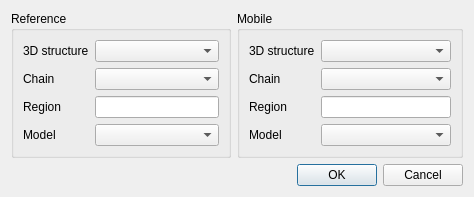
Old version of the form src/plugins/biostruct3d_view/src/ui/StructuralAlignmentDialog.ui in the repository violethaze74/ugene.
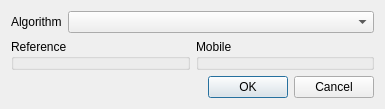
New version of the form.

Commit message: StructuralAlignmentDialog refactored and improved, chain/region option addded for dialog and PTools algorithm, another minor fixes

Patch:
```diff
--- a/src/plugins/biostruct3d_view/src/ui/StructuralAlignmentDialog.ui
+++ b/src/plugins/biostruct3d_view/src/ui/StructuralAlignmentDialog.ui
@@ -6,8 +6,8 @@
    <rect>
     <x>0</x>
     <y>0</y>
-    <width>474</width>
-    <height>185</height>
+    <width>385</width>
+    <height>86</height>
    </rect>
   </property>
   <property name="windowTitle">
@@ -15,89 +15,72 @@
   </property>
   <layout class="QGridLayout" name="gridLayout">
    <item row="0" column="0">
-    <widget class="QGroupBox" name="refGroup">
-     <property name="title">
-      <string>Reference</string>
+    <widget class="QLabel" name="label">
+     <property name="text">
+      <string>Algorithm</string>
      </property>
-     <layout class="QFormLayout" name="formLayout">
-      <item row="0" column="0">
-       <widget class="QLabel" name="label">
-        <property name="text">
-         <string>3D structure</string>
-        </property>
-       </widget>
-      </item>
-      <item row="0" column="1">
-       <widget class="QComboBox" name="reference">
-        <property name="sizePolicy">
-         <sizepolicy hsizetype="Expanding" vsizetype="Fixed">
-          <horstretch>0</horstretch>
-          <verstretch>0</verstretch>
-         </sizepolicy>
-        </property>
-       </widget>
-      </item>
-      <item row="3" column="0">
-       <widget class="QLabel" name="label_2">
-        <property name="text">
-         <string>Model</string>
-        </property>
-       </widget>
-      </item>
-      <item row="3" column="1">
-       <widget class="QComboBox" name="refModel">
-        <property name="sizePolicy">
-         <sizepolicy hsizetype="Expanding" vsizetype="Fixed">
-          <horstretch>0</horstretch>
-          <verstretch>0</verstretch>
-         </sizepolicy>
-        </property>
-       </widget>
-      </item>
-      <item row="1" column="1">
-       <widget class="QComboBox" name="refChain">
-        <property name="sizePolicy">
-         <sizepolicy hsizetype="Expanding" vsizetype="Fixed">
-          <horstretch>0</horstretch>
-          <verstretch>0</verstretch>
-         </sizepolicy>
-        </property>
-       </widget>
-      </item>
-      <item row="1" column="0">
-       <widget class="QLabel" name="label_5">
-        <property name="text">
-         <string>Chain</string>
-        </property>
-       </widget>
-      </item>
-      <item row="2" column="1">
-       <widget class="QLineEdit" name="refRegion"/>
-      </item>
-      <item row="2" column="0">
-       <widget class="QLabel" name="label_7">
-        <property name="text">
-         <string>Region</string>
-        </property>
-       </widget>
-      </item>
-     </layout>
     </widget>
    </item>
-   <item row="1" column="0" colspan="3">
+   <item row="0" column="1">
+    <widget class="QComboBox" name="algorithmCombo">
+     <property name="sizePolicy">
+      <sizepolicy hsizetype="Expanding" vsizetype="Fixed">
+       <horstretch>0</horstretch>
+       <verstretch>0</verstretch>
+      </sizepolicy>
+     </property>
+    </widget>
+   </item>
+   <item row="1" column="0" colspan="2">
+    <layout class="QHBoxLayout" name="horizontalLayout">
+     <item>
+      <widget class="QGroupBox" name="refGroup">
+       <property name="sizePolicy">
+        <sizepolicy hsizetype="Preferred" vsizetype="Preferred">
+         <horstretch>0</horstretch>
+         <verstretch>0</verstretch>
+        </sizepolicy>
+       </property>
+       <property name="title">
+        <string>Reference</string>
+       </property>
+      </widget>
+     </item>
+     <item>
+      <widget class="QGroupBox" name="altGroup">
+       <property name="enabled">
+        <bool>true</bool>
+       </property>
+       <property name="sizePolicy">
+        <sizepolicy hsizetype="Preferred" vsizetype="Preferred">
+         <horstretch>0</horstretch>
+         <verstretch>0</verstretch>
+        </sizepolicy>
+       </property>
+       <property name="title">
+        <string>Mobile</string>
+       </property>
+      </widget>
+     </item>
+    </layout>
+   </item>
+   <item row="2" column="0" colspan="2">
     <spacer name="verticalSpacer">
      <property name="orientation">
       <enum>Qt::Vertical</enum>
      </property>
+     <property name="sizeType">
+      <enum>QSizePolicy::Maximum</enum>
+     </property>
      <property name="sizeHint" stdset="0">
       <size>
        <width>20</width>
-       <height>40</height>
+       <height>60</height>
       </size>
      </property>
     </spacer>
    </item>
-   <item row="2" column="2">
+   <item row="3" column="0" colspan="2">
     <widget class="QDialogButtonBox" name="buttonBox">
      <property name="orientation">
       <enum>Qt::Horizontal</enum>
@@ -107,76 +90,6 @@
      </property>
     </widget>
    </item>
-   <item row="0" column="1" colspan="2">
-    <widget class="QGroupBox" name="altGroup">
-     <property name="title">
-      <string>Mobile</string>
-     </property>
-     <layout class="QFormLayout" name="formLayout_2">
-      <item row="0" column="0">
-       <widget class="QLabel" name="label_4">
-        <property name="text">
-         <string>3D structure</string>
-        </property>
-       </widget>
-      </item>
-      <item row="0" column="1">
-       <widget class="QComboBox" name="alter">
-        <property name="sizePolicy">
-         <sizepolicy hsizetype="Expanding" vsizetype="Fixed">
-          <horstretch>0</horstretch>
-          <verstretch>0</verstretch>
-         </sizepolicy>
-        </property>
-       </widget>
-      </item>
-      <item row="1" column="0">
-       <widget class="QLabel" name="label_6">
-        <property name="text">
-         <string>Chain</string>
-        </property>
-       </widget>
-      </item>
-      <item row="1" column="1">
-       <widget class="QComboBox" name="altChain">
-        <property name="sizePolicy">
-         <sizepolicy hsizetype="Expanding" vsizetype="Fixed">
-          <horstretch>0</horstretch>
-          <verstretch>0</verstretch>
-         </sizepolicy>
-        </property>
-       </widget>
-      </item>
-      <item row="3" column="0">
-       <widget class="QLabel" name="label_3">
-        <property name="text">
-         <string>Model</string>
-        </property>
-       </widget>
-      </item>
-      <item row="3" column="1">
-       <widget class="QComboBox" name="altModel">
-        <property name="sizePolicy">
-         <sizepolicy hsizetype="Expanding" vsizetype="Fixed">
-          <horstretch>0</horstretch>
-          <verstretch>0</verstretch>
-         </sizepolicy>
-        </property>
-       </widget>
-      </item>
-      <item row="2" column="1">
-       <widget class="QLineEdit" name="altRegion"/>
-      </item>
-      <item row="2" column="0">
-       <widget class="QLabel" name="label_8">
-        <property name="text">
-         <string>Region</string>
-        </property>
-       </widget>
-      </item>
-     </layout>
-    </widget>
-   </item>
   </layout>
  </widget>
  <resources/>
```
The commit also changes 16 other files.
